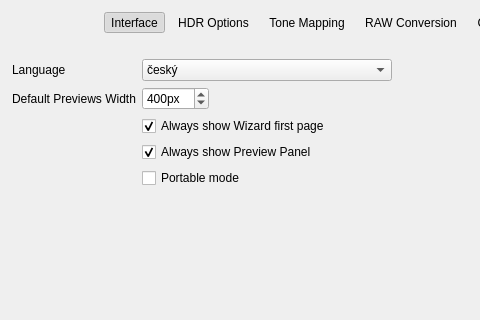
This is src/Preferences/PreferencesDialog.ui in LuminanceHDR/LuminanceHDR as Qt 5 draws it before an edit; both pictures show x 0 to 480 and y 0 to 320 of the 786 by 617 pixel window. The edited form follows.
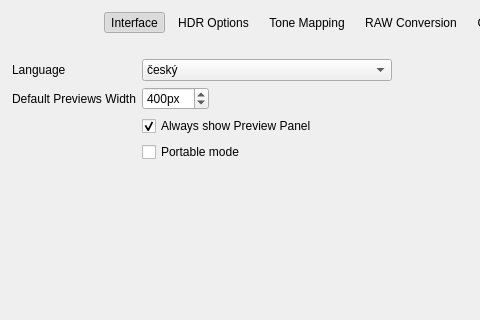
This is the edited form. Icons and pictures are not drawn.

Commit message: [HdrCreation] remove first page from wizard (feat-#38)

The edit to the form file:
```diff
--- a/src/Preferences/PreferencesDialog.ui
+++ b/src/Preferences/PreferencesDialog.ui
@@ -483,16 +483,6 @@
             </widget>
            </item>
            <item row="2" column="1">
-            <widget class="QCheckBox" name="checkBoxWizardShowFirstPage">
-             <property name="text">
-              <string>Always show Wizard first page</string>
-             </property>
-             <property name="checked">
-              <bool>true</bool>
-             </property>
-            </widget>
-           </item>
-           <item row="3" column="1">
             <widget class="QCheckBox" name="checkBoxTMOWindowsPreviewPanel">
              <property name="text">
               <string>Always show Preview Panel</string>
@@ -502,7 +492,7 @@
              </property>
             </widget>
            </item>
-           <item row="4" column="1">
+           <item row="3" column="1">
             <widget class="QCheckBox" name="chkPortableMode">
              <property name="toolTip">
               <string>Saves the settings along the program files, to be portable</string>
```
The commit also changes 5 other files.
